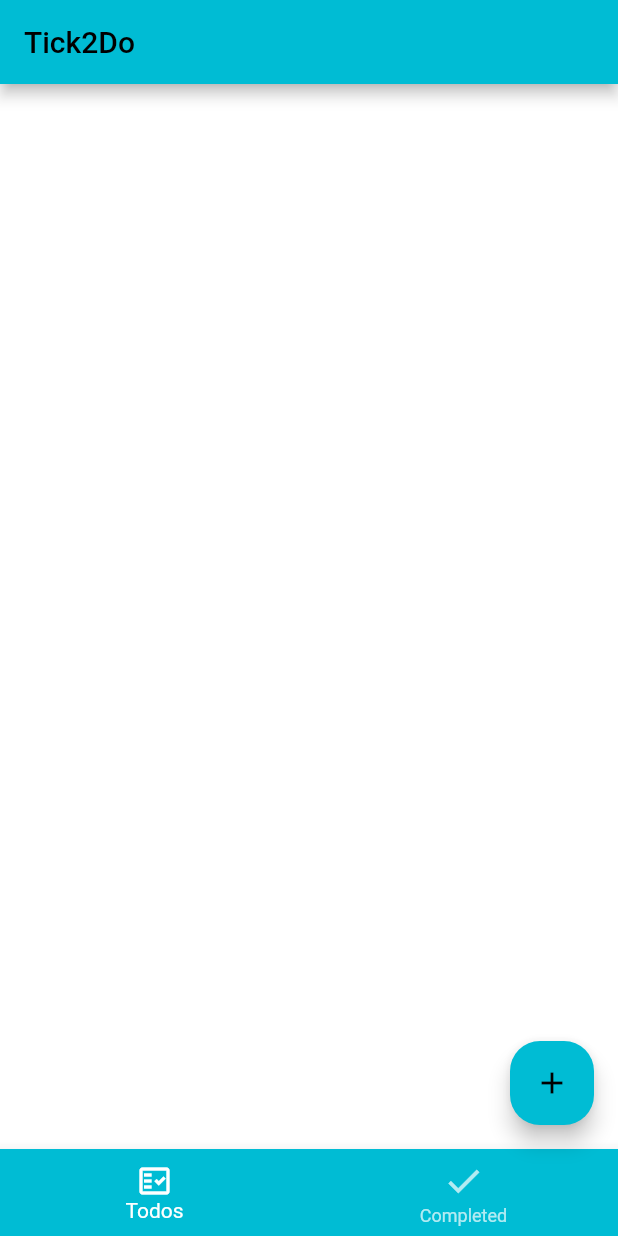
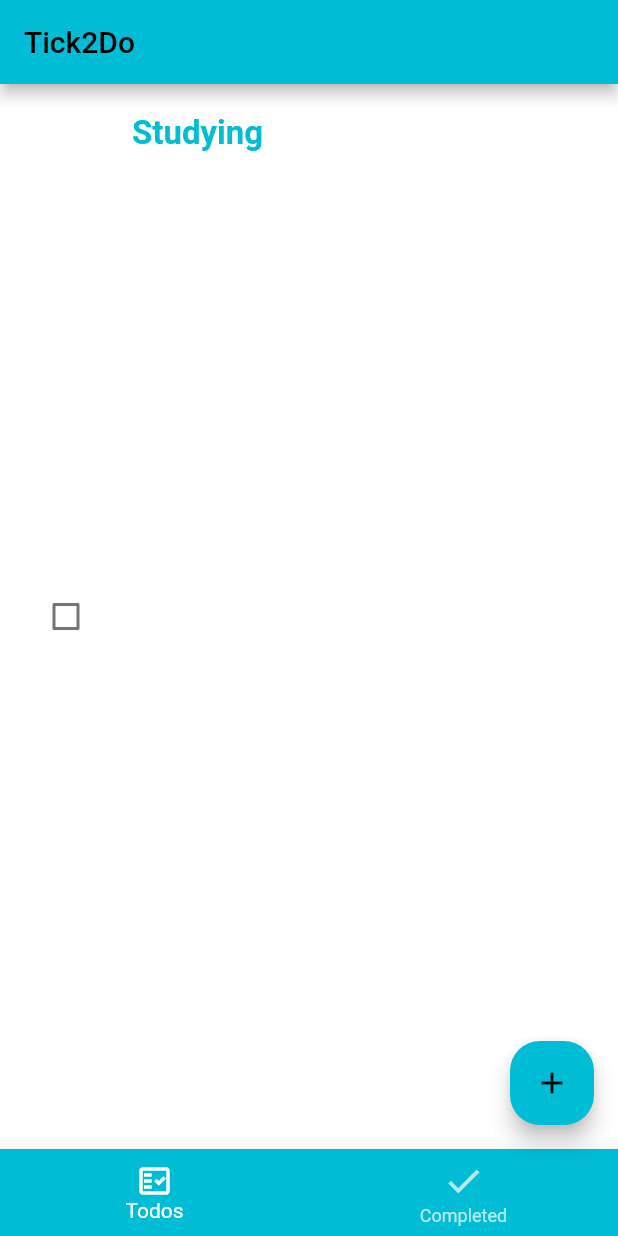
Before and after one commit to WalaaAlshaikh/Tick2DoFlutter, a Flutter app: the screen it shows after launch, on a phone screen of 412 x 824 dp. Run offline on Flutter 3.47's test engine with Material 2 defaults, Android fonts, the phone set to English and light mode, and no system bars; drawn by our look-alikes of flutter_slidable; our stand-ins replace firebase_core; accounts and stored records are empty.

Commit message:
adding slide dependency and creating the edit icon

```diff
--- a/lib/main.dart
+++ b/lib/main.dart
@@ -1,6 +1,8 @@
 import 'package:firebase_core/firebase_core.dart';
 import 'package:flutter/material.dart';
+import 'package:provider/provider.dart';
 import 'package:tick2do/pages/home_page.dart';
+import 'package:tick2do/provider/tasks.dart';
 
 Future main() async {
   WidgetsFlutterBinding.ensureInitialized();
@@ -12,7 +14,9 @@ class MyApp extends StatelessWidget {
   static final String title = 'Tick2Do';
 
   @override
-  Widget build(BuildContext context) => MaterialApp(
+  Widget build(BuildContext context)
+  =>ChangeNotifierProvider(create: (context)=> TaskProvider(),
+  child: MaterialApp(
         debugShowCheckedModeBanner: false,
         title: title,
     theme: ThemeData(
@@ -20,5 +24,6 @@ class MyApp extends StatelessWidget {
       scaffoldBackgroundColor: Colors.white
     ),
     home: HomePage(),
-      );
+  ),
+  );
 }
--- /dev/null
+++ b/lib/model/task.dart
@@ -0,0 +1,23 @@
+import 'package:flutter/cupertino.dart';
+
+class TaskField{
+  static const cratedTime='createTime';
+}
+
+class Task{
+
+  DateTime cratedTime;
+  String title;
+  String id;
+  String description;
+  bool isDone;
+
+  Task({
+    required this.cratedTime,
+    required this.title,
+    this.description='',
+     this.id='',
+    this.isDone=false,
+});
+
+}
--- a/lib/pages/home_page.dart
+++ b/lib/pages/home_page.dart
@@ -4,6 +4,7 @@ import 'package:tick2do/main.dart';
 import 'package:tick2do/widgets/todo_form_widget.dart';
 import 'package:tick2do/widgets/add_dialog_widget.dart';
 
+import '../widgets/tasks_list_widget.dart';
 import '../widgets/todo_form_widget.dart';
 
 
@@ -19,7 +20,7 @@ class _HomePageState extends State<HomePage> {
   @override
   Widget build(BuildContext context) {
     final tabs = [
-      Container(),
+      TasksListWidget(),
       Container(),
     ];
     int selectedIndex = 0;
--- a/lib/provider/tasks.dart
+++ b/lib/provider/tasks.dart
@@ -0,0 +1,5 @@
+import 'package:flutter/cupertino.dart';
+
+class TaskProvider extends ChangeNotifier{
+
+}
--- /dev/null
+++ b/lib/widgets/TaskWidget.dart
@@ -0,0 +1,66 @@
+import 'package:flutter/cupertino.dart';
+import 'package:flutter/material.dart';
+import 'package:flutter_slidable/flutter_slidable.dart';
+import 'package:tick2do/model/task.dart';
+
+class TaskWidget extends StatelessWidget {
+  final Task task;
+  const TaskWidget({Key? key, required this.task}) : super(key: key);
+  @override
+  Widget build(BuildContext context) => Slidable(
+
+      actionPane: SlidableDrawerActionPane(),
+      key: Key(task.id),
+      actions: [
+        IconSlideAction(
+          color: Colors.amber,
+          onTap: (){},
+          caption: 'Edit',
+          icon: Icons.edit,
+        )
+      ],
+    child: buildTask(context),
+  );
+
+  @override
+  Widget buildTask(BuildContext context) =>Container(
+    color: Colors.white,
+    padding: EdgeInsets.all(20),
+    child: Row(children: [
+      Checkbox(
+          activeColor: Theme.of(context).primaryColor,
+          checkColor: Colors.white,
+          value: task.isDone,
+          onChanged: (_){}
+      ),
+      const SizedBox(width: 20),
+      Expanded(
+        child: Column(
+          crossAxisAlignment: CrossAxisAlignment.start,
+          children: [
+            Text(
+              task.title,
+              style: TextStyle(
+                fontWeight: FontWeight.bold,
+                color: Theme.of(context).primaryColor,
+                fontSize: 22,
+              ),
+            ),
+            if(task.description.isNotEmpty)
+              Container(
+                margin: EdgeInsets.only(top: 4),
+                child: Text(
+                  task.description,
+                  style: TextStyle(fontSize: 20,
+                      height: 1.5),
+                ),
+              )
+          ],
+
+        ),
+      ),
+    ],),
+
+  );
+
+}
--- /dev/null
+++ b/lib/widgets/tasks_list_widget.dart
@@ -0,0 +1,16 @@
+import 'package:flutter/material.dart';
+import 'package:provider/provider.dart';
+import 'package:tick2do/model/task.dart';
+import 'package:tick2do/provider/tasks.dart';
+
+import 'TaskWidget.dart';
+
+class TasksListWidget extends StatelessWidget {
+  @override
+  Widget build(BuildContext context) {
+    return TaskWidget(
+      task:Task(cratedTime: DateTime.now(),
+          title: 'Studying')
+    );
+  }
+}
--- a/lib/widgets/todo_form_widget.dart
+++ b/lib/widgets/todo_form_widget.dart
@@ -53,13 +53,6 @@ class FormWidget extends StatelessWidget {
     maxLines: 3,
     initialValue: description,
     onChanged: onChangedDescription,
-    validator: (description){
-      if(title!.isEmpty){
-        return'The title must be filled';
-
-      }
-      return null;
-    },
     decoration: InputDecoration(
       border: UnderlineInputBorder(),
       labelText: 'Description',
--- a/pubspec.yaml
+++ b/pubspec.yaml
@@ -39,7 +39,11 @@ dependencies:
   # The following adds the Cupertino Icons font to your application.
   # Use with the CupertinoIcons class for iOS style icons.
   cupertino_icons: ^1.0.2
+  #for state
   provider: ^4.3.2+2
+  #sildable
+  flutter_slidable: ^0.5.7
+
 
 dev_dependencies:
   flutter_test:
```
Also changed, not shown: pubspec.lock, 7 other files.
